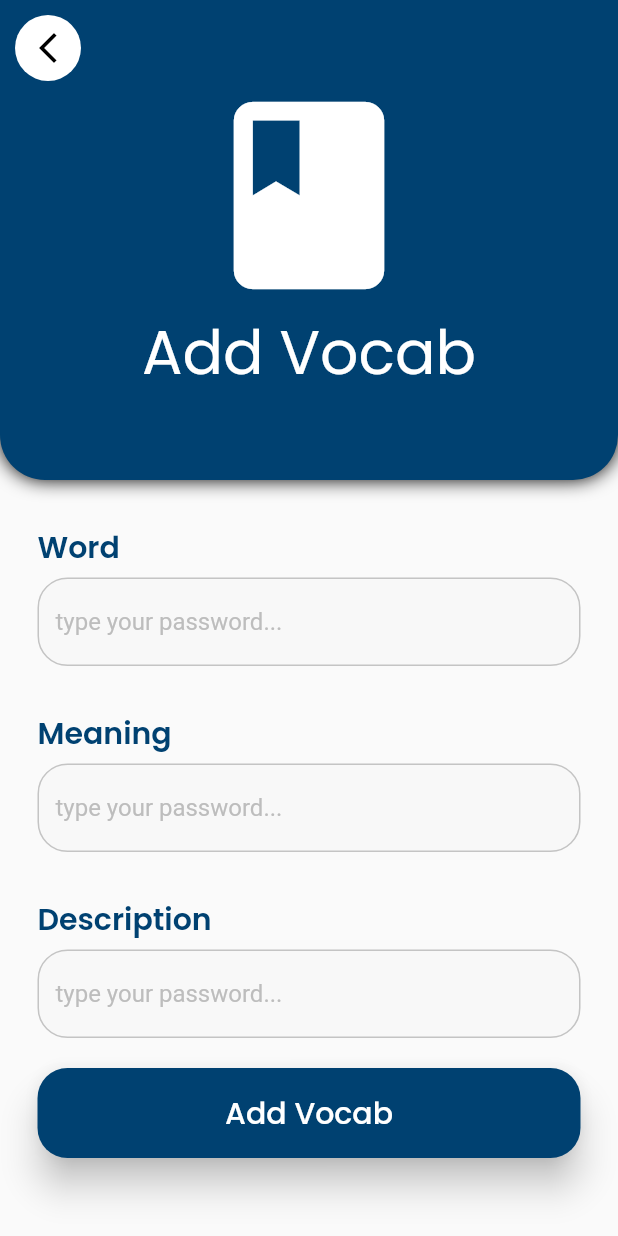
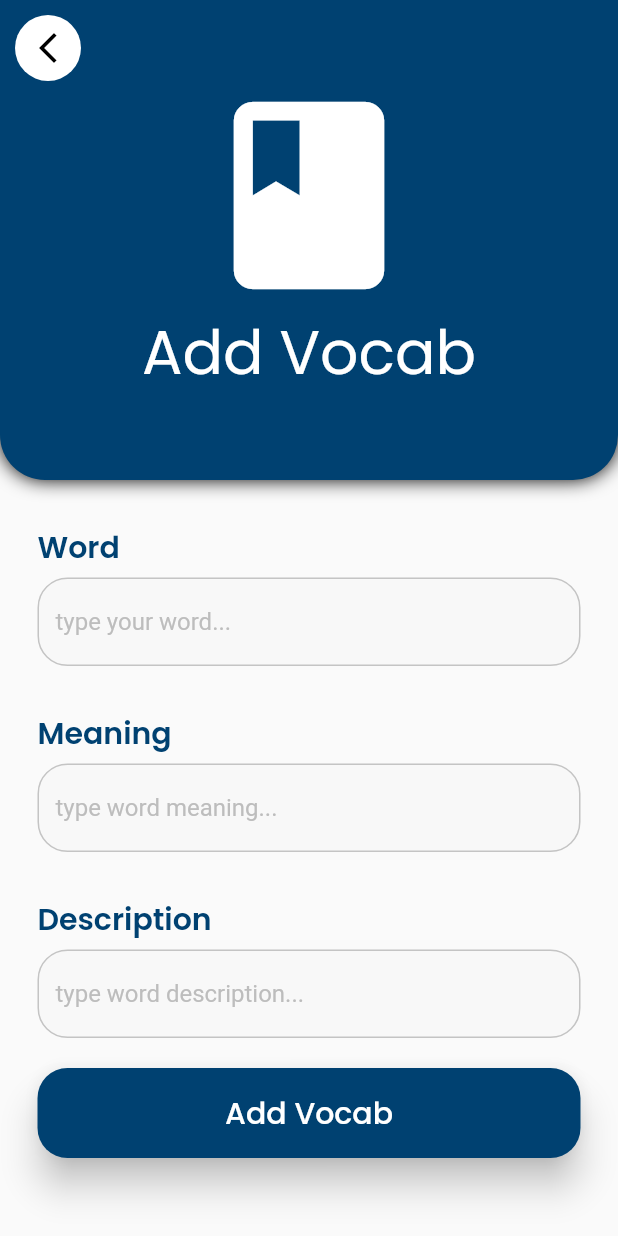
Before and after one commit to FiDiSoft/KamusQ, a Flutter app: the AddPage screen opened directly with empty values, on a phone screen of 412 x 824 dp. Run offline on Flutter 3.47's test engine with Material 2 defaults, Android fonts, the phone set to English and light mode, and no system bars; our stand-ins replace cloud_firestore, firebase_auth, firebase_core, firebase_storage, flutter_slidable, google_fonts and 2 more; accounts and stored records are empty.

Commit message:
fix miss type on TextFormField

```diff
--- a/lib/pages/add_page.dart
+++ b/lib/pages/add_page.dart
@@ -119,7 +119,7 @@ class _AddPageState extends State<AddPage> {
                       fillColor: inputColor,
                       filled: true,
                       focusColor: blue,
-                      hintText: 'type your password...',
+                      hintText: 'type your word...',
                       hintStyle: TextStyle(color: hintColor),
                       border: OutlineInputBorder(
                         borderRadius: BorderRadius.circular(20.0),
@@ -150,7 +150,7 @@ class _AddPageState extends State<AddPage> {
                       fillColor: inputColor,
                       filled: true,
                       focusColor: blue,
-                      hintText: 'type your password...',
+                      hintText: 'type word meaning...',
                       hintStyle: TextStyle(color: hintColor),
                       border: OutlineInputBorder(
                         borderRadius: BorderRadius.circular(20.0),
@@ -180,7 +180,7 @@ class _AddPageState extends State<AddPage> {
                       fillColor: inputColor,
                       filled: true,
                       focusColor: blue,
-                      hintText: 'type your password...',
+                      hintText: 'type word description...',
                       hintStyle: TextStyle(color: hintColor),
                       border: OutlineInputBorder(
                         borderRadius: BorderRadius.circular(20.0),
--- a/lib/pages/update_page.dart
+++ b/lib/pages/update_page.dart
@@ -131,7 +131,7 @@ class _UpdatePageState extends State<UpdatePage> {
                       fillColor: inputColor,
                       filled: true,
                       focusColor: blue,
-                      hintText: 'type your password...',
+                      hintText: 'type your word...',
                       hintStyle: TextStyle(color: hintColor),
                       border: OutlineInputBorder(
                         borderRadius: BorderRadius.circular(20.0),
@@ -162,7 +162,7 @@ class _UpdatePageState extends State<UpdatePage> {
                       fillColor: inputColor,
                       filled: true,
                       focusColor: blue,
-                      hintText: 'type your password...',
+                      hintText: 'type word meaning...',
                       hintStyle: TextStyle(color: hintColor),
                       border: OutlineInputBorder(
                         borderRadius: BorderRadius.circular(20.0),
@@ -192,7 +192,7 @@ class _UpdatePageState extends State<UpdatePage> {
                       fillColor: inputColor,
                       filled: true,
                       focusColor: blue,
-                      hintText: 'type your password...',
+                      hintText: 'type word description...',
                       hintStyle: TextStyle(color: hintColor),
                       border: OutlineInputBorder(
                         borderRadius: BorderRadius.circular(20.0),
```
